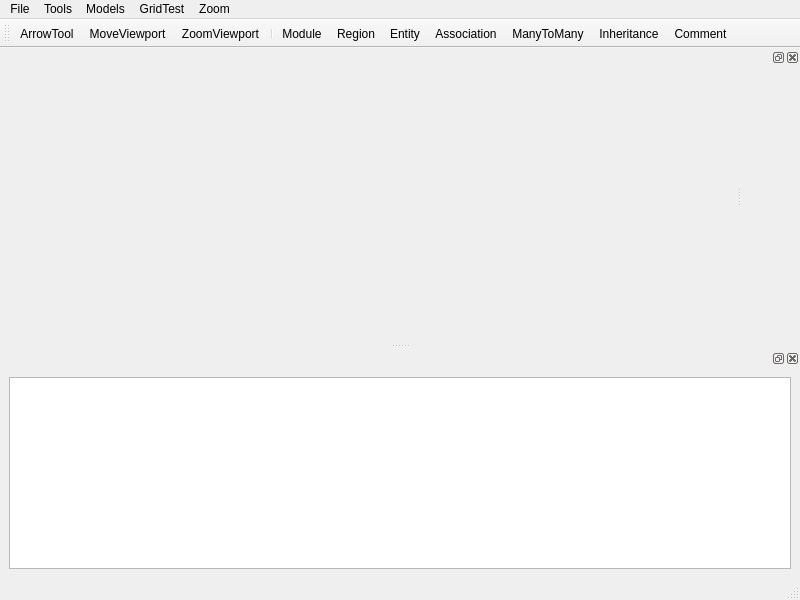
Qt form src/Gui/DiagramTest/windowDiagramTest.ui (Atlantic18/skipper-translation) before a commit.
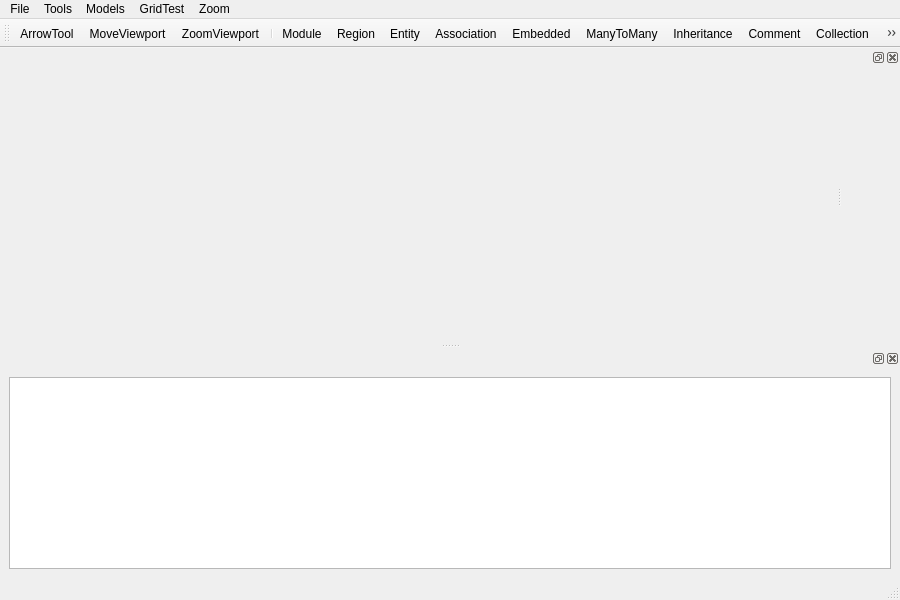
The same form after that commit.

Diff of the .ui file:
```diff
--- a/src/Gui/DiagramTest/windowDiagramTest.ui
+++ b/src/Gui/DiagramTest/windowDiagramTest.ui
@@ -6,7 +6,7 @@
    <rect>
     <x>0</x>
     <y>0</y>
-    <width>800</width>
+    <width>900</width>
     <height>600</height>
    </rect>
   </property>
@@ -19,7 +19,7 @@
     <rect>
      <x>0</x>
      <y>0</y>
-     <width>800</width>
+     <width>900</width>
      <height>21</height>
     </rect>
    </property>
@@ -107,9 +107,13 @@
    <addaction name="toolRegion"/>
    <addaction name="toolEntity"/>
    <addaction name="toolAssociation"/>
+	 <addaction name="toolEmbedded"/>
    <addaction name="toolManyToMany"/>
    <addaction name="toolInheritance"/>
    <addaction name="toolComment"/>
+	 <addaction name="toolCollection"/>
+	 <addaction name="toolCollectionEntity"/>
+	 <addaction name="toolUniversalObject"/>
   </widget>
   <widget class="QDockWidget" name="dockWidget">
    <property name="minimumSize">
@@ -260,6 +264,17 @@
     <string notr="true">Association</string>
    </property>
   </action>
+	 <action name="toolEmbedded">
+		 <property name="checkable">
+			 <bool>true</bool>
+		 </property>
+		 <property name="text">
+			 <string notr="true">Embedded</string>
+		 </property>
+		 <property name="toolTip">
+			 <string notr="true">Embedded</string>
+		 </property>
+	 </action>
   <action name="toolManyToMany">
    <property name="checkable">
     <bool>true</bool>
@@ -284,6 +299,43 @@
     <string notr="true">Comment</string>
    </property>
   </action>
+	 <action name="toolUniversalObject">
+		 <property name="checkable">
+			 <bool>true</bool>
+		 </property>
+		 <property name="text">
+			 <string notr="true">UniversalObject</string>
+		 </property>
+		 <property name="toolTip">
+			 <string notr="true">UniversalObject</string>
+		 </property>
+	 </action>
+
+	 <action name="toolCollection">
+		 <property name="checkable">
+			 <bool>true</bool>
+		 </property>
+		 <property name="text">
+			 <string notr="true">Collection</string>
+		 </property>
+		 <property name="toolTip">
+			 <string notr="true">Collection</string>
+		 </property>
+	 </action>
+
+	 <action name="toolCollectionEntity">
+		 <property name="checkable">
+			 <bool>true</bool>
+		 </property>
+		 <property name="text">
+			 <string notr="true">CollectionEntity</string>
+		 </property>
+		 <property name="toolTip">
+			 <string notr="true">CollectionEntity</string>
+		 </property>
+	 </action>
+	 
+	 
   <action name="actionTest">
    <property name="text">
     <string notr="true">Test action from QtCreator</string>
```
Left out of the diff: 87 changed lines with no effect on the pictures.
